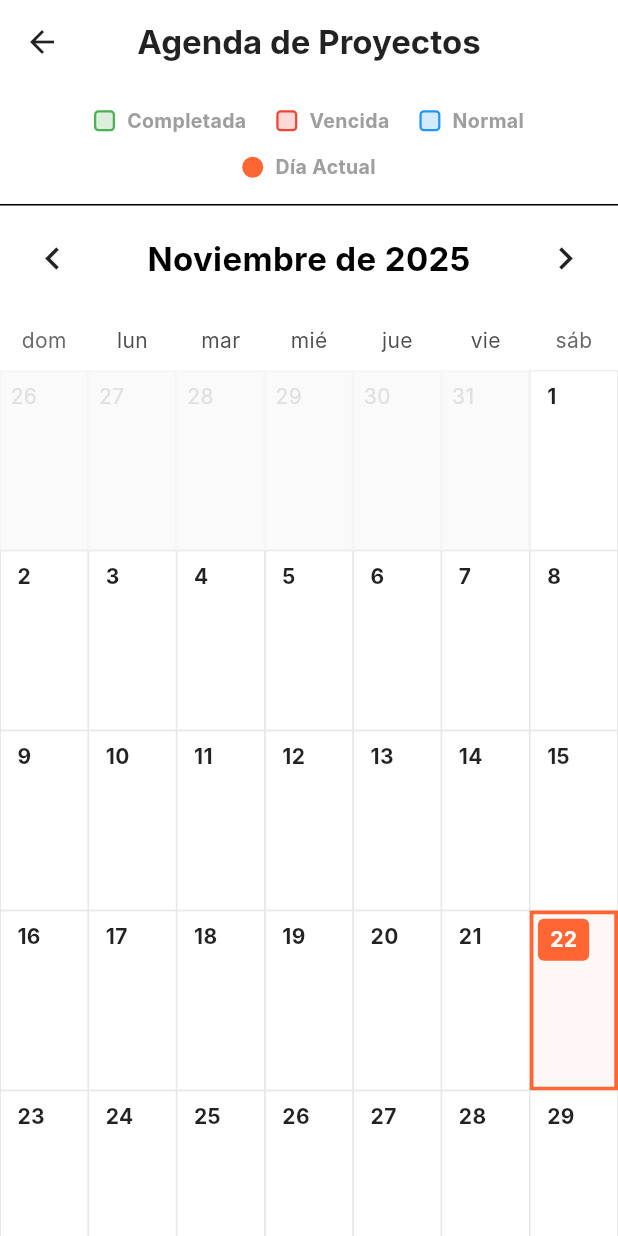
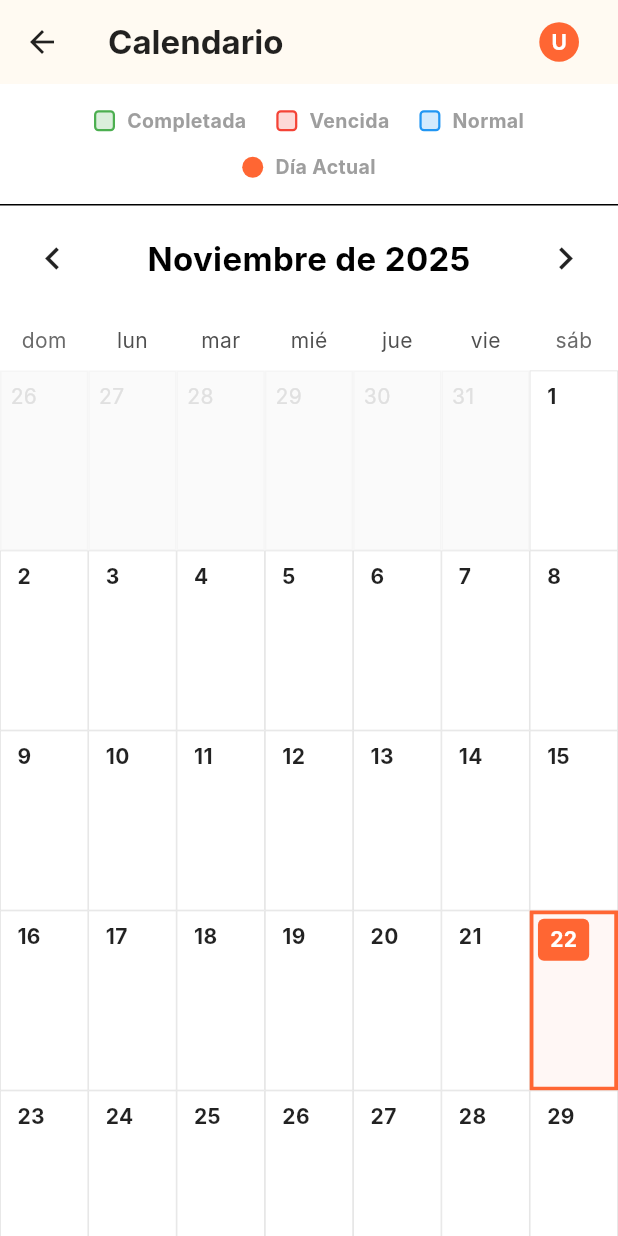
Before and after one commit to Pecathf/Sistema-de-Info, a Flutter app: the PantallaCalendario screen opened directly, on a phone screen of 412 x 824 dp. Run offline on Flutter 3.47's test engine with Material 3 defaults, Android fonts, the phone set to English and light mode, and no system bars; drawn by our look-alikes of table_calendar; our stand-ins replace cloud_firestore, firebase_auth, firebase_core; accounts and stored records are empty; network calls fail; Roboto replaces fonts that are missing (Inter).

Commit message:
Calendario listo

```diff
--- a/lib/funcionalidades/Pantallas/calendario/pantalla_calendario.dart
+++ b/lib/funcionalidades/Pantallas/calendario/pantalla_calendario.dart
@@ -2,9 +2,17 @@ import 'package:flutter/material.dart';
 import 'package:table_calendar/table_calendar.dart';
 import 'package:intl/intl.dart';
 import 'package:intl/date_symbol_data_local.dart';
+import 'package:firebase_auth/firebase_auth.dart';
+
+// IMPORTS
 import 'package:sistem_proyect/central/constantes/modelos/project_model.dart';
 import 'package:sistem_proyect/central/constantes/servicios/project_service.dart';
 import 'package:sistem_proyect/central/constantes/colores.dart';
+import 'package:sistem_proyect/central/constantes/servicios/auth_service.dart';
+import 'package:sistem_proyect/funcionalidades/Pantallas/Widgets/profile_menu_widget.dart';
+import 'package:sistem_proyect/funcionalidades/Pantallas/Widgets/shared_footer_widget.dart';
+import 'package:sistem_proyect/funcionalidades/Pantallas/pantalla_principal.dart';
+import 'package:sistem_proyect/funcionalidades/Pantallas/proyectos/pantalla_listado_proyectos.dart';
 
 class PantallaCalendario extends StatefulWidget {
   const PantallaCalendario({super.key});
@@ -15,21 +23,34 @@ class PantallaCalendario extends StatefulWidget {
 
 class _PantallaCalendarioState extends State<PantallaCalendario> {
   final ProjectService _projectService = ProjectService();
+  final AuthService _authService = AuthService();
 
   CalendarFormat _calendarFormat = CalendarFormat.month;
   DateTime _focusedDay = DateTime.now();
   DateTime? _selectedDay;
+  Map<DateTime, List<Proyecto>> _proyectosPorFecha = {};
 
-  Map<DateTime, List<Proyecto>> _proyectosPorFecha = {};
+  bool _isAdmin = false;
+  bool _isLoadingRole = true;
 
   @override
   void initState() {
     super.initState();
     _selectedDay = _focusedDay;
     initializeDateFormatting('es_ES', null);
+    _checkIfAdmin();
   }
 
-  // Función para Mayúscula (Enero)
+  Future<void> _checkIfAdmin() async {
+    final isAdmin = await _authService.isAdmin();
+    if (mounted) {
+      setState(() {
+        _isAdmin = isAdmin;
+        _isLoadingRole = false;
+      });
+    }
+  }
+
   String _capitalize(String text) {
     if (text.isEmpty) return text;
     return text[0].toUpperCase() + text.substring(1);
@@ -56,62 +77,166 @@ class _PantallaCalendarioState extends State<PantallaCalendario> {
     }
   }
 
-  @override
-  Widget build(BuildContext context) {
-    return Scaffold(
-      backgroundColor: Colors.white,
-      appBar: AppBar(
-        title: const Text('Agenda de Proyectos',
-            style: TextStyle(
-                color: Colors.black87,
-                fontWeight: FontWeight.bold,
-                fontSize: 22)), // Título más grande
-        centerTitle: true,
+  String _getUserInitial(String? userName) {
+    final userEmail = FirebaseAuth.instance.currentUser?.email;
+    return userEmail?.isNotEmpty == true ? userEmail![0].toUpperCase() : 'U';
+  }
+
+  // --- APP BAR MODIFICADO (CENTRADO Y CON "MENÚ") ---
+  PreferredSizeWidget _buildAppBar(String userInitial, bool isDesktop) {
+    final Color avatarColor =
+        _isAdmin ? AppColors.accentColor : AppColors.primaryOrange;
+
+    final profileWidget = HoverableProfileAvatar(
+      userInitial: userInitial,
+      avatarColor: avatarColor,
+      isDesktop: isDesktop,
+    );
+
+    if (isDesktop) {
+      return AppBar(
         backgroundColor: Colors.white,
         elevation: 0,
+        toolbarHeight: 70,
+        automaticallyImplyLeading: false,
+        title: Row(
+          children: [
+            // 1. LOGO (Izquierda)
+            const Text(
+              'ProyectApp',
+              style: TextStyle(
+                color: AppColors.primaryOrange,
+                fontWeight: FontWeight.bold,
+                fontSize: 24,
+              ),
+            ),
+
+            // 2. NAVEGACIÓN CENTRADA (Expanded + Row Center)
+            Expanded(
+              child: Row(
+                mainAxisAlignment:
+                    MainAxisAlignment.center, // <--- ESTO CENTRA LOS BOTONES
+                children: [
+                  // Botón MENÚ (Antes Inicio)
+                  TextButton(
+                      onPressed: () => Navigator.pushReplacement(
+                          context,
+                          MaterialPageRoute(
+                              builder: (_) => const PantallaPrincipal())),
+                      child: const Text('Menú',
+                          style: TextStyle(
+                              color: Colors.black87)) // <--- CAMBIO DE NOMBRE
+                      ),
+                  const SizedBox(width: 30), // Espacio entre botones
+
+                  // Botón PROYECTOS
+                  TextButton(
+                      onPressed: () => Navigator.pushReplacement(
+                          context,
+                          MaterialPageRoute(
+                              builder: (_) =>
+                                  const PantallaListadoProyectos())),
+                      child: const Text('Proyectos',
+                          style: TextStyle(color: Colors.black87))),
+                  const SizedBox(width: 30),
+
+                  // Botón CALENDARIO (Activo - Naranja)
+                  TextButton(
+                      onPressed: () {},
+                      child: const Text('Calendario',
+                          style: TextStyle(
+                              color: AppColors.primaryOrange,
+                              fontWeight: FontWeight.bold))),
+                  const SizedBox(width: 30),
+
+                  // Botón ESTADÍSTICAS
+                  TextButton(
+                      onPressed: () {},
+                      child: const Text('Estadísticas',
+                          style: TextStyle(color: Colors.black87))),
+                ],
+              ),
+            ),
+          ],
+        ),
+        actions: [
+          profileWidget,
+          const SizedBox(width: 20),
+        ],
+      );
+    } else {
+      // Versión Móvil
+      return AppBar(
+        backgroundColor: Colors.white,
+        elevation: 1,
         leading: IconButton(
           icon: const Icon(Icons.arrow_back, color: Colors.black87),
           onPressed: () => Navigator.pop(context),
         ),
-      ),
-      body: StreamBuilder<List<Proyecto>>(
+        title: const Text('Calendario',
+            style:
+                TextStyle(color: Colors.black87, fontWeight: FontWeight.bold)),
+        actions: [
+          profileWidget,
+          const SizedBox(width: 10),
+        ],
+      );
+    }
+  }
+
+  @override
+  Widget build(BuildContext context) {
+    final userInitial =
+        _getUserInitial(FirebaseAuth.instance.currentUser?.email);
+
+    if (_isLoadingRole)
+      return const Scaffold(body: Center(child: CircularProgressIndicator()));
+
+    return LayoutBuilder(
+      builder: (context, constraints) {
+        final isDesktop = constraints.maxWidth > 800;
+
+        return Scaffold(
+          backgroundColor: Colors.white,
+          appBar: _buildAppBar(userInitial, isDesktop),
+          body: Column(
+            children: [
+              // LEYENDA FIJA
+              _buildLegend(),
+              const Divider(height: 1),
+
+              // CONTENIDO SCROLLABLE
+              Expanded(
+                child: StreamBuilder<List<Proyecto>>(
                   stream: _projectService.getProyectosStream(),
                   builder: (context, snapshot) {
                     if (snapshot.hasData) {
                       _procesarEventos(snapshot.data!);
                     }
 
-          return Column(
+                    return SingleChildScrollView(
+                      child: Column(
                         children: [
-              _buildLegend(),
-              const Divider(height: 1),
-              Expanded(
-                child: SingleChildScrollView(
-                  child: TableCalendar<Proyecto>(
+                          TableCalendar<Proyecto>(
                             locale: 'es_ES',
                             firstDay: DateTime.utc(2020, 1, 1),
                             lastDay: DateTime.utc(2030, 12, 31),
                             focusedDay: _focusedDay,
                             calendarFormat: _calendarFormat,
-
-                    // --- AUMENTO DE TAMAÑO GENERAL ---
-                    rowHeight: 120, // Mucho más alto para que quepa el texto
-                    daysOfWeekHeight:
-                        40, // Cabecera de días (L M X...) más alta
-
+                            rowHeight: 120,
+                            daysOfWeekHeight: 40,
                             headerStyle: HeaderStyle(
                               titleCentered: true,
                               formatButtonVisible: false,
-                      // Título del mes más grande
                               titleTextStyle: const TextStyle(
                                   fontSize: 22, fontWeight: FontWeight.bold),
-                      titleTextFormatter: (date, locale) =>
-                          _capitalize(DateFormat.yMMMM(locale).format(date)),
-                      leftChevronIcon: const Icon(Icons.chevron_left, size: 30),
+                              titleTextFormatter: (date, locale) => _capitalize(
+                                  DateFormat.yMMMM(locale).format(date)),
+                              leftChevronIcon:
+                                  const Icon(Icons.chevron_left, size: 30),
                               rightChevronIcon:
                                   const Icon(Icons.chevron_right, size: 30),
                             ),
-
                             calendarBuilders: CalendarBuilders(
                               defaultBuilder: (context, day, focusedDay) =>
                                   _buildCustomCell(day,
@@ -126,7 +251,8 @@ class _PantallaCalendarioState extends State<PantallaCalendario> {
                               outsideBuilder: (context, day, focusedDay) {
                                 return Container(
                                   decoration: BoxDecoration(
-                            border: Border.all(color: Colors.grey.shade100),
+                                    border:
+                                        Border.all(color: Colors.grey.shade100),
                                     color: Colors.grey.shade50,
                                   ),
                                   child: Align(
@@ -141,49 +267,57 @@ class _PantallaCalendarioState extends State<PantallaCalendario> {
                                   ),
                                 );
                               },
-
-                      // Marcador azul pequeño
                               markerBuilder: (context, day, events) {
                                 if (events.isEmpty) return null;
                                 return Align(
                                   alignment: Alignment.bottomCenter,
                                   child: Container(
                                     margin: const EdgeInsets.only(bottom: 8),
-                            width: 8, // Un pelín más grande para que se note
+                                    width: 8,
                                     height: 8,
                                     decoration: const BoxDecoration(
                                         color: Colors.blue,
-                              shape: BoxShape.circle,
-                            ),
+                                        shape: BoxShape.circle),
                                   ),
                                 );
                               },
                             ),
-
-                    selectedDayPredicate: (day) => isSameDay(_selectedDay, day),
+                            selectedDayPredicate: (day) =>
+                                isSameDay(_selectedDay, day),
                             onDaySelected: (selectedDay, focusedDay) {
                               setState(() {
                                 _selectedDay = selectedDay;
                                 _focusedDay = focusedDay;
                               });
                             },
-                    onPageChanged: (focusedDay) => _focusedDay = focusedDay,
+                            onPageChanged: (focusedDay) =>
+                                _focusedDay = focusedDay,
                             eventLoader: _getEventosDelDia,
                           ),
+
+                          const SizedBox(height: 40),
+
+                          // FOOTER
+                          SharedFooter(
+                            primaryOrange: AppColors.primaryOrange,
+                            accentBlue: AppColors.accentColor,
+                          ),
+                        ],
+                      ),
+                    );
+                  },
                 ),
               ),
             ],
+          ),
         );
       },
-      ),
     );
   }
 
-  // --- CELDA PERSONALIZADA MÁS GRANDE ---
   Widget _buildCustomCell(DateTime day,
       {required bool isToday, required bool isSelected}) {
     final eventos = _getEventosDelDia(day);
-
     Color borderColor =
         isSelected ? AppColors.primaryOrange : Colors.grey.shade300;
     double borderWidth = isSelected ? 2.5 : 0.5;
@@ -192,7 +326,7 @@ class _PantallaCalendarioState extends State<PantallaCalendario> {
 
     return Container(
       margin: const EdgeInsets.all(0),
-      padding: const EdgeInsets.all(3), // Un poco más de padding interno
+      padding: const EdgeInsets.all(3),
       decoration: BoxDecoration(
         color: bgColor,
         border: Border.all(color: borderColor, width: borderWidth),
@@ -214,30 +348,26 @@ class _PantallaCalendarioState extends State<PantallaCalendario> {
                   '${day.day}',
                   style: TextStyle(
                     fontWeight: FontWeight.bold,
-                    fontSize: 14, // Número del día más grande
+                    fontSize: 14,
                     color: isToday ? Colors.white : Colors.black87,
                   ),
                 ),
               ),
             ],
           ),
-
-          const SizedBox(height: 4), // Más espacio entre número y tareas
-
+          const SizedBox(height: 4),
           Expanded(
             child: ListView.builder(
               physics: const NeverScrollableScrollPhysics(),
-              // Ahora intentamos mostrar hasta 3 tareas porque hay más espacio
               itemCount: eventos.length > 3 ? 3 : eventos.length,
               itemBuilder: (context, index) {
                 final proyecto = eventos[index];
                 final config = _obtenerConfiguracionVisual(proyecto, day);
 
                 return Container(
-                  margin: const EdgeInsets.only(
-                      bottom: 3), // Más separación entre tareas
-                  padding: const EdgeInsets.symmetric(
-                      horizontal: 6, vertical: 3), // Cajas de texto más grandes
+                  margin: const EdgeInsets.only(bottom: 3),
+                  padding:
+                      const EdgeInsets.symmetric(horizontal: 6, vertical: 3),
                   decoration: BoxDecoration(
                     color: config['colorFondo'],
                     borderRadius: BorderRadius.circular(3),
@@ -248,7 +378,7 @@ class _PantallaCalendarioState extends State<PantallaCalendario> {
                   child: Text(
                     proyecto.nombre,
                     style: TextStyle(
-                      fontSize: 11, // <--- TEXTO DE LA TAREA MUCHO MÁS LLEGIBLE
+                      fontSize: 11,
                       color: config['colorTexto'],
                       fontWeight: FontWeight.w600,
                     ),
@@ -285,7 +415,6 @@ class _PantallaCalendarioState extends State<PantallaCalendario> {
         'colorTexto': Colors.red.shade800
       };
     }
-    // Normal (Azul)
     return {
       'colorFondo': Colors.blue.shade50,
       'colorBorde': Colors.blue,
@@ -295,10 +424,10 @@ class _PantallaCalendarioState extends State<PantallaCalendario> {
 
   Widget _buildLegend() {
     return Padding(
-      padding: const EdgeInsets.all(15.0), // Más padding en la leyenda
+      padding: const EdgeInsets.all(15.0),
       child: Wrap(
-        spacing: 20, // Más espacio horizontal
-        runSpacing: 12, // Más espacio vertical
+        spacing: 20,
+        runSpacing: 12,
         alignment: WrapAlignment.center,
         children: [
           _legendItem("Completada", Colors.green),
@@ -315,7 +444,7 @@ class _PantallaCalendarioState extends State<PantallaCalendario> {
       mainAxisSize: MainAxisSize.min,
       children: [
         Container(
-          width: 14, // Cuadritos de leyenda más grandes
+          width: 14,
           height: 14,
           decoration: BoxDecoration(
             color: isCircle ? color : color.withOpacity(0.2),
@@ -327,9 +456,7 @@ class _PantallaCalendarioState extends State<PantallaCalendario> {
         const SizedBox(width: 8),
         Text(label,
             style: const TextStyle(
-                fontSize: 13,
-                color: Colors.grey,
-                fontWeight: FontWeight.bold)), // Texto leyenda más grande
+                fontSize: 13, color: Colors.grey, fontWeight: FontWeight.bold)),
       ],
     );
   }
```
Lines whose indentation alone changed are shown as unchanged.
